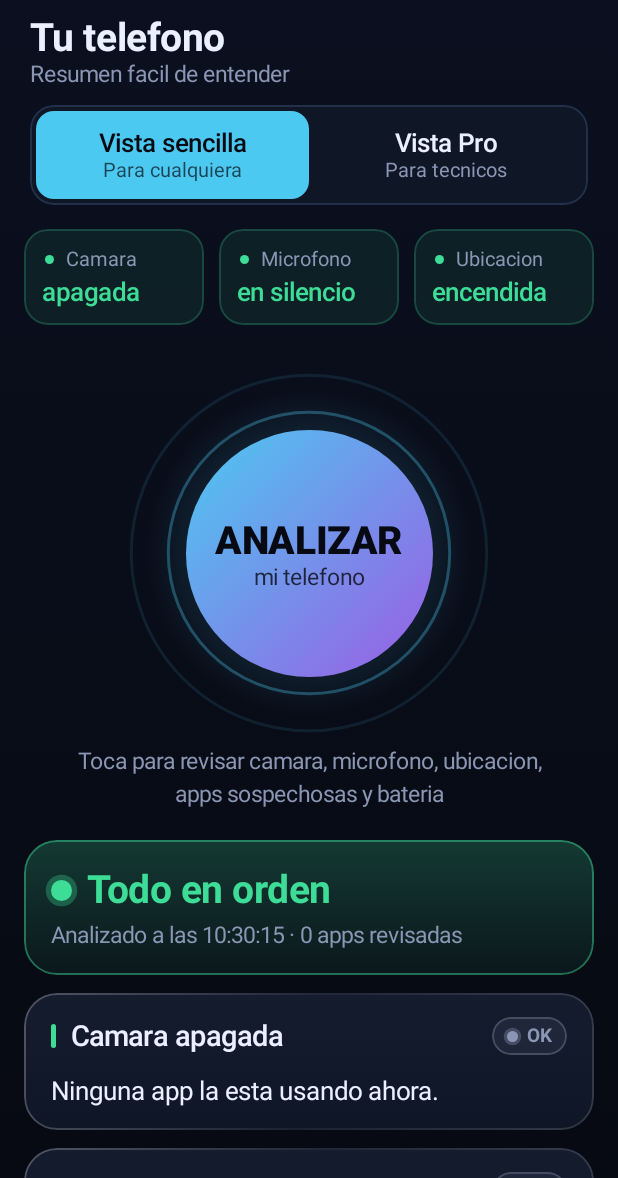
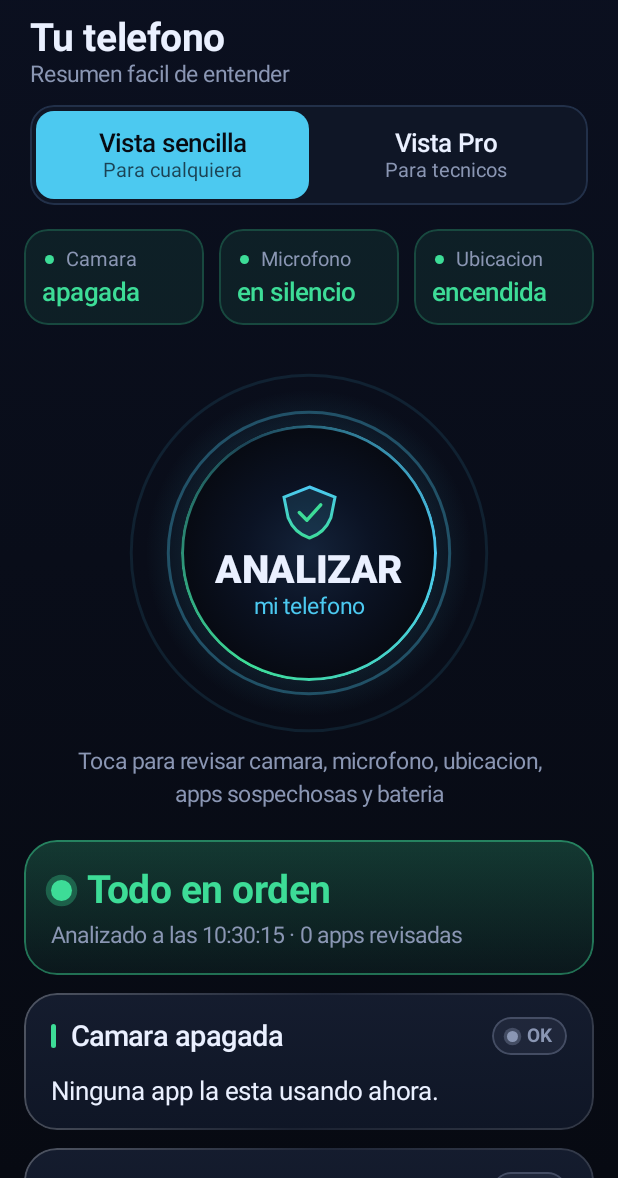
Before and after one commit to NightmareFox12/SiliconPulse, an Android app built with Jetpack Compose: the screen it shows after launch (MainActivity), after a tap on "ANALIZAR", on a phone screen of 412 x 824 dp, the part 58-1236 px from its top. Run offline under Robolectric (Android 15) with nearby library versions, the phone set to English and light mode, and no system bars.

Commit message:
feat: add MainScreen and SimpleScreen UI components

```diff
--- a/app/src/main/java/com/admin/siliconpulse/ui/MainScreen.kt
+++ b/app/src/main/java/com/admin/siliconpulse/ui/MainScreen.kt
@@ -106,6 +106,8 @@ fun MainScreen(container: AppContainer, missingPermissions: List<String>, onRequ
     Box(Modifier.fillMaxSize().background(BackgroundBrush)) {
         Scaffold(
             containerColor = Color.Transparent,
+            // Con fondo transparente Compose asumiria negro como color de contenido: lo fijamos.
+            contentColor = MaterialTheme.colorScheme.onBackground,
             contentWindowInsets = WindowInsets(0, 0, 0, 0),
             topBar = { Header(tab, mode) { container.viewMode.set(it) } },
             bottomBar = { if (mode == ViewMode.PRO) BottomNav(tab) { tab = it } },
--- a/app/src/main/java/com/admin/siliconpulse/ui/simple/SimpleScreen.kt
+++ b/app/src/main/java/com/admin/siliconpulse/ui/simple/SimpleScreen.kt
@@ -211,7 +211,7 @@ private fun AnalyzeButton(analyzing: Boolean, progress: String?, onClick: () ->
                 drawCircle(Brush.radialGradient(listOf(Cyan.copy(alpha = 0.35f), Color.Transparent), center = c, radius = base * 1.35f), radius = base * 1.35f, center = c)
                 if (analyzing) {
                     drawArc(
-                        brush = Brush.sweepGradient(listOf(Color.Transparent, Cyan, Violet), center = c),
+                        brush = Brush.sweepGradient(listOf(Color.Transparent, Cyan, Mint), center = c),
                         startAngle = sweep,
                         sweepAngle = 300f,
                         useCenter = false,
@@ -222,22 +222,26 @@ private fun AnalyzeButton(analyzing: Boolean, progress: String?, onClick: () ->
                 }
             }
             val scale = if (analyzing) 1f else breath
+            // Disco oscuro tipo radar: obsidiana con halo cian, anillo luminoso y texto claro.
             Box(
                 Modifier
-                    .size((170 * scale).dp)
+                    .size((176 * scale).dp)
                     .clip(CircleShape)
-                    .background(Brush.linearGradient(listOf(Cyan, Violet)))
+                    .background(Brush.radialGradient(listOf(Color(0xFF14233A), Color(0xFF0B1324), Ink)))
+                    .border(2.dp, Brush.sweepGradient(listOf(Cyan, Mint, Cyan.copy(alpha = 0.3f), Cyan)), CircleShape)
                     .clickable(enabled = !analyzing, onClick = onClick),
                 contentAlignment = Alignment.Center,
             ) {
                 Column(horizontalAlignment = Alignment.CenterHorizontally) {
                     if (analyzing) {
-                        CircularProgressIndicator(Modifier.size(34.dp), color = Ink, strokeWidth = 3.dp)
+                        CircularProgressIndicator(Modifier.size(34.dp), color = Cyan, strokeWidth = 3.dp)
                         Spacer(Modifier.height(8.dp))
-                        Text("Analizando", style = MaterialTheme.typography.titleSmall, color = Ink, fontWeight = FontWeight.Bold)
+                        Text("Analizando", style = MaterialTheme.typography.titleSmall, color = Cyan, fontWeight = FontWeight.Bold)
                     } else {
-                        Text("ANALIZAR", style = MaterialTheme.typography.titleLarge, color = Ink, fontWeight = FontWeight.Black)
-                        Text("mi telefono", style = MaterialTheme.typography.bodyMedium, color = Ink.copy(alpha = 0.8f))
+                        ShieldGlyph()
+                        Spacer(Modifier.height(6.dp))
+                        Text("ANALIZAR", style = MaterialTheme.typography.titleLarge, color = MaterialTheme.colorScheme.onBackground, fontWeight = FontWeight.Black)
+                        Text("mi telefono", style = MaterialTheme.typography.bodyMedium, color = Cyan)
                     }
                 }
             }
@@ -249,6 +253,29 @@ private fun AnalyzeButton(analyzing: Boolean, progress: String?, onClick: () ->
             textAlign = androidx.compose.ui.text.style.TextAlign.Center,
             modifier = Modifier.padding(horizontal = 24.dp),
         )
+    }
+}
+
+/** Escudo con tilde dibujado a mano: icono de "auditoria" sin depender de iconos extendidos. */
+@Composable
+private fun ShieldGlyph() {
+    Canvas(Modifier.size(34.dp)) {
+        val w = size.width; val h = size.height
+        val p = androidx.compose.ui.graphics.Path().apply {
+            moveTo(w / 2, 0f)
+            lineTo(w, h * 0.2f)
+            lineTo(w * 0.92f, h * 0.6f)
+            quadraticTo(w * 0.8f, h * 0.9f, w / 2, h)
+            quadraticTo(w * 0.2f, h * 0.9f, w * 0.08f, h * 0.6f)
+            lineTo(0f, h * 0.2f)
+            close()
+        }
+        drawPath(p, Brush.verticalGradient(listOf(Cyan, Mint)), style = Stroke(width = 3f))
+        drawPath(p, Cyan.copy(alpha = 0.12f))
+        val check = androidx.compose.ui.graphics.Path().apply {
+            moveTo(w * 0.3f, h * 0.5f); lineTo(w * 0.45f, h * 0.65f); lineTo(w * 0.72f, h * 0.35f)
+        }
+        drawPath(check, Mint, style = Stroke(width = 3.5f, cap = androidx.compose.ui.graphics.StrokeCap.Round, join = androidx.compose.ui.graphics.StrokeJoin.Round))
     }
 }
 
```
